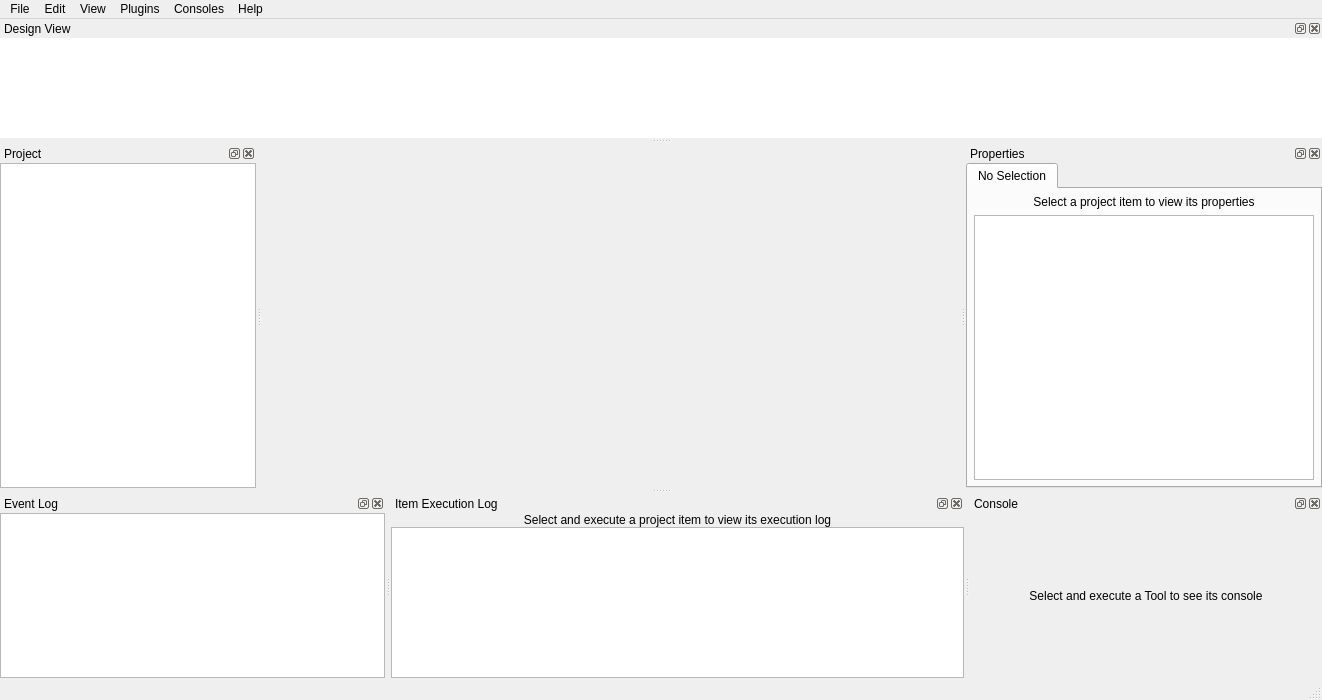
First picture: the form in spinetoolbox/ui/mainwindow.ui, repository spine-tools/Spine-Toolbox, before the edit.
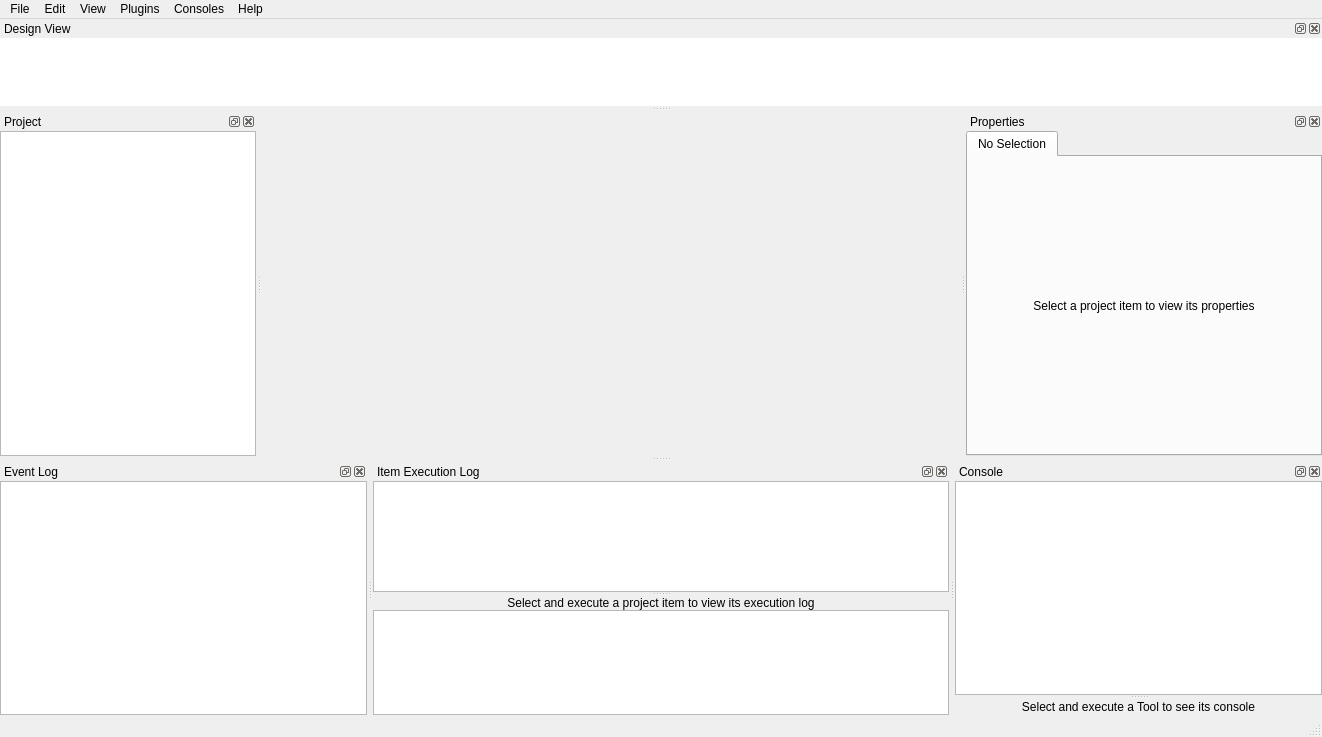
Second picture: the form after the edit. Icons and pictures are not drawn. Custom widgets are drawn as their Qt base class.

Commit message:
Move execution list closer to console and log
THe execution list was begin shown at the bottom of the item
properties which made it difficult to find, and also possible for it
to be not visible. Now we move it closet to the console and item log
so the user cannot possibly miss it. This means though that we need
to use two widgets, but it's worth it.

```diff
--- a/spinetoolbox/ui/mainwindow.ui
+++ b/spinetoolbox/ui/mainwindow.ui
@@ -19,7 +19,7 @@
     <x>0</x>
     <y>0</y>
     <width>1322</width>
-    <height>700</height>
+    <height>737</height>
    </rect>
   </property>
   <property name="windowTitle">
@@ -28,25 +28,7 @@
   <property name="dockNestingEnabled">
    <bool>true</bool>
   </property>
-  <widget class="QWidget" name="centralwidget">
-   <layout class="QVBoxLayout" name="verticalLayout_10">
-    <property name="spacing">
-     <number>0</number>
-    </property>
-    <property name="leftMargin">
-     <number>0</number>
-    </property>
-    <property name="topMargin">
-     <number>0</number>
-    </property>
-    <property name="rightMargin">
-     <number>0</number>
-    </property>
-    <property name="bottomMargin">
-     <number>0</number>
-    </property>
-   </layout>
-  </widget>
+  <widget class="QWidget" name="centralwidget"/>
   <widget class="QMenuBar" name="menubar">
    <property name="geometry">
     <rect>
@@ -219,8 +201,8 @@
    </property>
    <property name="minimumSize">
     <size>
-     <width>382</width>
-     <height>178</height>
+     <width>402</width>
+     <height>229</height>
     </size>
    </property>
    <property name="windowTitle">
@@ -236,22 +218,33 @@
       <verstretch>0</verstretch>
      </sizepolicy>
     </property>
+    <layout class="QVBoxLayout" name="verticalLayout_7">
+     <property name="spacing">
+      <number>1</number>
+     </property>
+     <property name="leftMargin">
+      <number>0</number>
+     </property>
+     <property name="topMargin">
+      <number>0</number>
+     </property>
+     <property name="rightMargin">
+      <number>0</number>
+     </property>
+     <property name="bottomMargin">
+      <number>0</number>
+     </property>
+     <item>
+      <widget class="QSplitter" name="splitter_item_log">
+       <property name="orientation">
+        <enum>Qt::Vertical</enum>
+       </property>
+       <widget class="QListView" name="listView_log_executions"/>
+       <widget class="QWidget" name="layoutWidget">
     <layout class="QVBoxLayout" name="verticalLayout_3">
      <property name="spacing">
       <number>0</number>
      </property>
-     <property name="leftMargin">
-      <number>0</number>
-     </property>
-     <property name="topMargin">
-      <number>0</number>
-     </property>
-     <property name="rightMargin">
-      <number>0</number>
-     </property>
-     <property name="bottomMargin">
-      <number>0</number>
-     </property>
      <item>
       <widget class="QLabel" name="label_no_itemlog">
        <property name="text">
@@ -286,6 +279,10 @@
     </layout>
    </widget>
   </widget>
+     </item>
+    </layout>
+   </widget>
+  </widget>
   <widget class="QDockWidget" name="dockWidget_item">
    <property name="minimumSize">
     <size>
@@ -351,21 +348,6 @@
            </property>
           </widget>
          </item>
-         <item>
-          <widget class="QTreeView" name="listView_executions">
-           <property name="sizePolicy">
-            <sizepolicy hsizetype="Expanding" vsizetype="Expanding">
-             <horstretch>0</horstretch>
-             <verstretch>0</verstretch>
-            </sizepolicy>
-           </property>
-           <property name="font">
-            <font>
-             <pointsize>11</pointsize>
-            </font>
-           </property>
-          </widget>
-         </item>
         </layout>
        </widget>
       </widget>
@@ -459,7 +441,7 @@
    <widget class="QWidget" name="dockWidgetContents_console">
     <layout class="QVBoxLayout" name="verticalLayout_20">
      <property name="spacing">
-      <number>0</number>
+      <number>1</number>
      </property>
      <property name="leftMargin">
       <number>0</number>
@@ -474,6 +456,23 @@
       <number>0</number>
      </property>
      <item>
+      <widget class="QSplitter" name="splitter_console">
+       <property name="orientation">
+        <enum>Qt::Vertical</enum>
+       </property>
+       <widget class="QTreeView" name="listView_console_executions">
+        <property name="sizePolicy">
+         <sizepolicy hsizetype="Expanding" vsizetype="Expanding">
+          <horstretch>0</horstretch>
+          <verstretch>0</verstretch>
+         </sizepolicy>
+        </property>
+        <property name="font">
+         <font>
+          <pointsize>11</pointsize>
+         </font>
+        </property>
+       </widget>
       <widget class="QLabel" name="label_no_console">
        <property name="contextMenuPolicy">
         <enum>Qt::DefaultContextMenu</enum>
@@ -484,6 +483,7 @@
        <property name="alignment">
         <set>Qt::AlignCenter</set>
        </property>
+       </widget>
       </widget>
      </item>
     </layout>
```
Left out of the diff: 4 changed lines with no effect on the pictures. Lines whose indentation alone changed are shown as unchanged. The commit also changes 3 other files.
